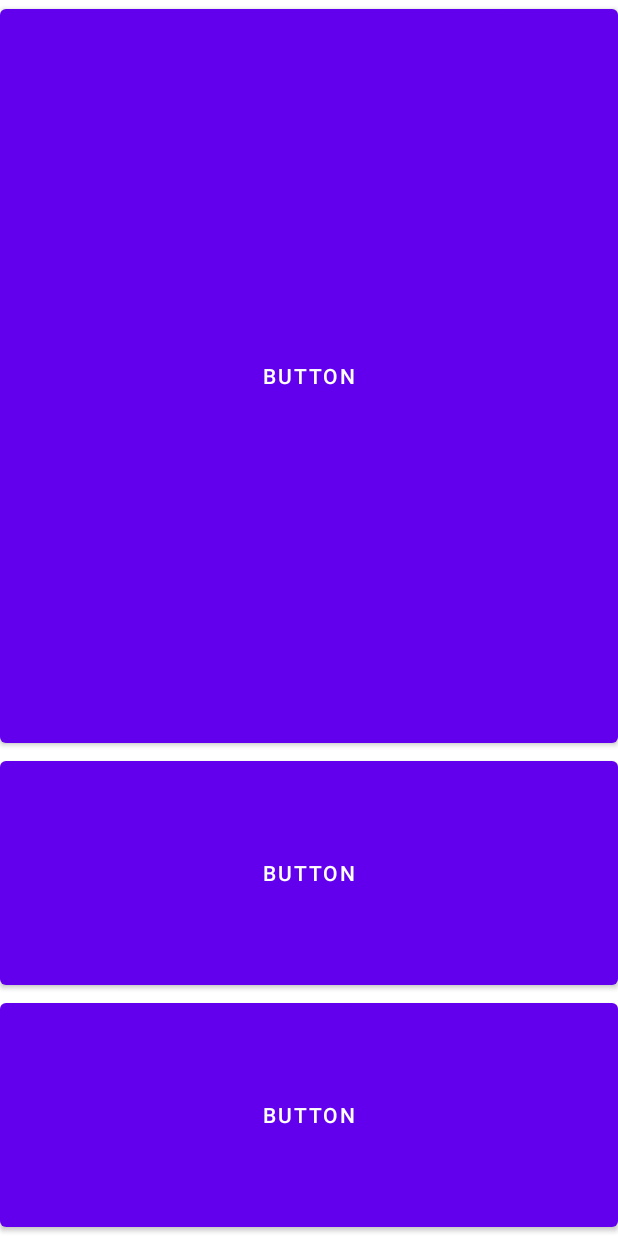
After one commit to AnastasiaDro/LayoutSamples, an Android app: the layout linear_layout.xml on its own in the app's theme, with its tools: preview values and no code run, on a phone screen of 412 x 824 dp. The commit adds this screen. Run offline under Robolectric (Android 15) with nearby library versions, the phone set to English and light mode, and no system bars.

```diff
--- a/app/src/main/AndroidManifest.xml
+++ b/app/src/main/AndroidManifest.xml
@@ -19,7 +19,7 @@
             </intent-filter>
         </activity>
         <activity
-            android:name=".RelativeActivity"
+            android:name=".CoordinatorActivity"
             android:exported="true">
             <intent-filter>
                 <action android:name="android.intent.action.RELATIVE" />
--- a/app/src/main/java/com/example/myapplication/RelativeActivity.kt
+++ b/app/src/main/java/com/example/myapplication/CoordinatorActivity.kt
@@ -7,7 +7,7 @@ import android.widget.Button
 import androidx.appcompat.widget.SwitchCompat
 import androidx.constraintlayout.widget.Group
 
-class RelativeActivity : AppCompatActivity() {
+class CoordinatorActivity : AppCompatActivity() {
 
 
     override fun onCreate(savedInstanceState: Bundle?) {
--- a/app/src/main/java/com/example/myapplication/PlaceholderFragment.kt
+++ b/app/src/main/java/com/example/myapplication/PlaceholderFragment.kt
@@ -23,7 +23,7 @@ class PlaceholderFragment : Fragment() {
         container: ViewGroup?,
         savedInstanceState: Bundle?
     ): View {
-        return (inflater.inflate(R.layout.placeholder_layout, container, false) as ViewGroup)
+        return (inflater.inflate(R.layout.fragment_placeholder, container, false) as ViewGroup)
     }
 
     override fun onViewCreated(view: View, savedInstanceState: Bundle?) {
@@ -36,12 +36,13 @@ class PlaceholderFragment : Fragment() {
             placeholder = findViewById(R.id.placeholder)
             button2 = findViewById(R.id.button2)
             button3 = findViewById(R.id.button3)
+
             onClickListener = View.OnClickListener {
                 TransitionManager.beginDelayedTransition(layout)
                 placeholder.setContentId(it.id) }
+
             button2.setOnClickListener(onClickListener)
             button3.setOnClickListener(onClickListener)
-
         }
 
     }
--- a/app/src/main/res/layout/placeholder_layout.xml
+++ b/app/src/main/res/layout/fragment_placeholder.xml
@@ -36,7 +36,7 @@
         app:layout_constraintRight_toRightOf = "parent"
         app:layout_constraintBottom_toBottomOf="parent"
         app:layout_constraintHorizontal_bias="0.90"
-        android:text="Button2" />
+        android:text="Button3" />
 
 
 </androidx.constraintlayout.widget.ConstraintLayout>
--- /dev/null
+++ b/app/src/main/res/layout/linear_layout.xml
@@ -0,0 +1,28 @@
+<?xml version="1.0" encoding="utf-8"?>
+<LinearLayout xmlns:android="http://schemas.android.com/apk/res/android"
+    android:orientation="vertical"
+    android:layout_width="match_parent"
+    android:layout_height="match_parent">
+
+
+    <Button
+        android:id="@+id/button5"
+        android:layout_width="match_parent"
+        android:layout_height="wrap_content"
+        android:layout_weight="4"
+        android:text="Button" />
+
+    <Button
+        android:id="@+id/button6"
+        android:layout_width="match_parent"
+        android:layout_height="wrap_content"
+        android:layout_weight="1"
+        android:text="Button" />
+
+    <Button
+        android:id="@+id/button7"
+        android:layout_width="match_parent"
+        android:layout_height="wrap_content"
+        android:layout_weight="1"
+        android:text="Button" />
+</LinearLayout>
```
